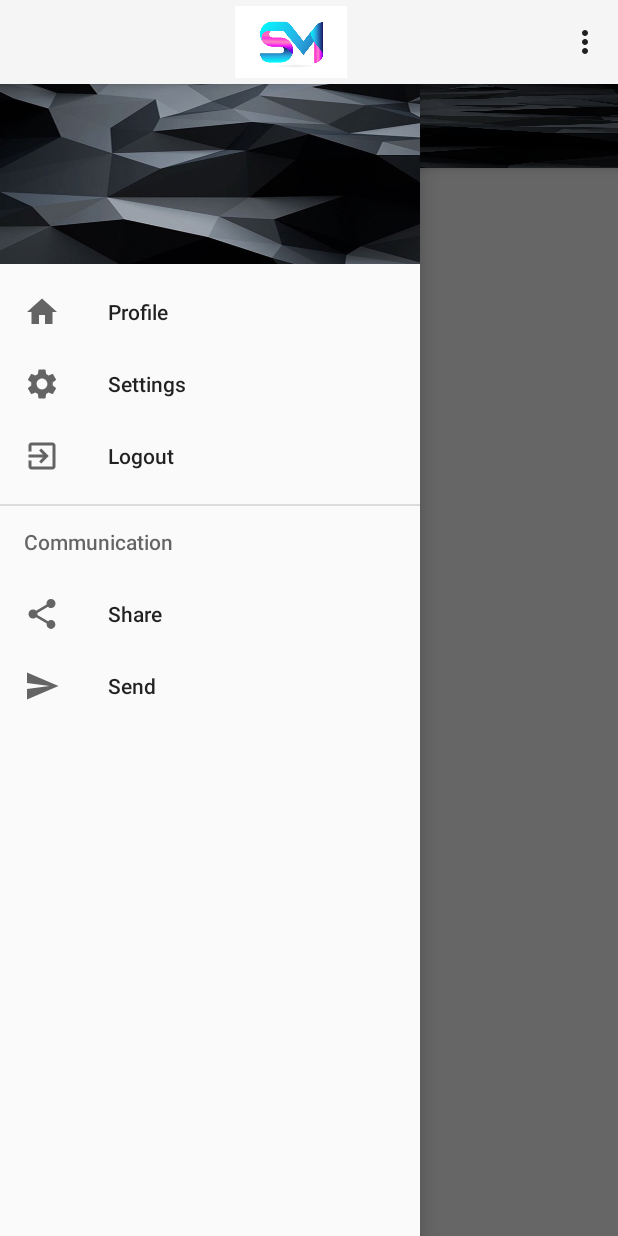
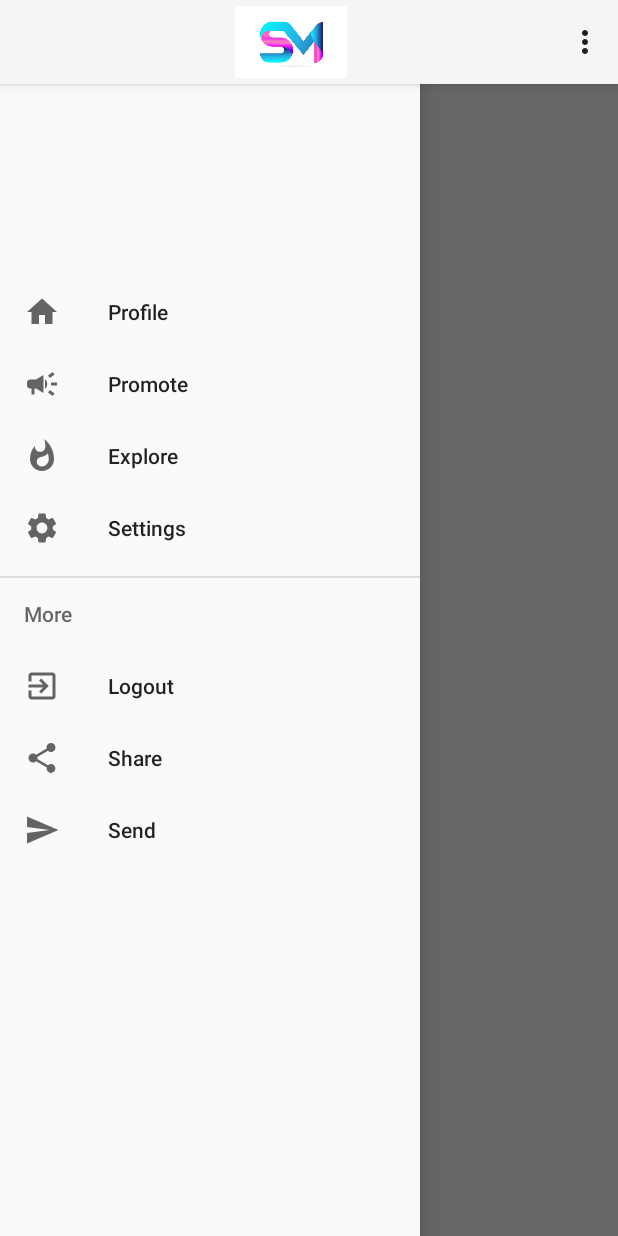
Before and after one commit to DariusRobertson/Network, an Android app: the MainActivity screen opened directly, with no data from a screen before it, with the side drawer open, on a phone screen of 412 x 824 dp. Run offline under Robolectric (Android 15) with nearby library versions, the phone set to English and light mode, and no system bars.

Commit message:
Added more items to navigation drawer and moved some around that make sense. Next work on functionality of those buttons

```diff
--- /dev/null
+++ b/app/src/main/res/drawable/ic_explore.xml
@@ -0,0 +1,10 @@
+<vector xmlns:android="http://schemas.android.com/apk/res/android"
+    android:width="24dp"
+    android:height="24dp"
+    android:viewportWidth="24"
+    android:viewportHeight="24"
+    android:tint="?attr/colorControlNormal">
+  <path
+      android:fillColor="@android:color/white"
+      android:pathData="M13.5,0.67s0.74,2.65 0.74,4.8c0,2.06 -1.35,3.73 -3.41,3.73 -2.07,0 -3.63,-1.67 -3.63,-3.73l0.03,-0.36C5.21,7.51 4,10.62 4,14c0,4.42 3.58,8 8,8s8,-3.58 8,-8C20,8.61 17.41,3.8 13.5,0.67zM11.71,19c-1.78,0 -3.22,-1.4 -3.22,-3.14 0,-1.62 1.05,-2.76 2.81,-3.12 1.77,-0.36 3.6,-1.21 4.62,-2.58 0.39,1.29 0.59,2.65 0.59,4.04 0,2.65 -2.15,4.8 -4.8,4.8z"/>
+</vector>
--- /dev/null
+++ b/app/src/main/res/drawable/ic_promotion.xml
@@ -0,0 +1,10 @@
+<vector xmlns:android="http://schemas.android.com/apk/res/android"
+    android:width="24dp"
+    android:height="24dp"
+    android:viewportWidth="24"
+    android:viewportHeight="24"
+    android:tint="?attr/colorControlNormal">
+  <path
+      android:fillColor="@android:color/white"
+      android:pathData="M18,11v2h4v-2h-4zM16,17.61c0.96,0.71 2.21,1.65 3.2,2.39 0.4,-0.53 0.8,-1.07 1.2,-1.6 -0.99,-0.74 -2.24,-1.68 -3.2,-2.4 -0.4,0.54 -0.8,1.08 -1.2,1.61zM20.4,5.6c-0.4,-0.53 -0.8,-1.07 -1.2,-1.6 -0.99,0.74 -2.24,1.68 -3.2,2.4 0.4,0.53 0.8,1.07 1.2,1.6 0.96,-0.72 2.21,-1.65 3.2,-2.4zM4,9c-1.1,0 -2,0.9 -2,2v2c0,1.1 0.9,2 2,2h1v4h2v-4h1l5,3L13,6L8,9L4,9zM15.5,12c0,-1.33 -0.58,-2.53 -1.5,-3.35v6.69c0.92,-0.81 1.5,-2.01 1.5,-3.34z"/>
+</vector>
--- a/app/src/main/res/layout/activity_main.xml
+++ b/app/src/main/res/layout/activity_main.xml
@@ -22,7 +22,6 @@
             android:id="@+id/toolbar"
             android:layout_width="match_parent"
             android:layout_height="?attr/actionBarSize"
-            android:background="@drawable/graybackground"
             android:elevation="4dp"
             android:theme="@style/ThemeOverlay.AppCompat.ActionBar"
             app:popupTheme="@style/Theme.AppCompat.Light" />
--- a/app/src/main/res/layout/nav_header.xml
+++ b/app/src/main/res/layout/nav_header.xml
@@ -3,7 +3,6 @@
     android:orientation="vertical"
     android:layout_width="match_parent"
     android:layout_height="176dp"
-    android:background="@drawable/graybackground"
     android:layout_gravity="bottom"
     android:padding="16dp"
     android:theme="@style/ThemeOverlay.AppCompat.Dark">
--- a/app/src/main/res/menu/main.xml
+++ b/app/src/main/res/menu/main.xml
@@ -12,17 +12,28 @@
             android:title="Profile"/>
 
         <item
+            android:icon="@drawable/ic_promotion"
+            android:id="@+id/promotion"
+            android:title="Promote"/>
+
+        <item
+            android:icon="@drawable/ic_explore"
+            android:id="@+id/explore"
+            android:title="Explore"/>
+
+        <item
             android:icon="@drawable/ic_baseline_settings_24"
             android:id="@+id/settings"
             android:title="Settings"/>
-        <item
-            android:icon="@drawable/ic_logout"
-            android:id="@+id/logout"
-            android:title="Logout"/>
+
     </group>
-    <item android:title="Communication">
+    <item android:title="More">
 
         <menu>
+            <item
+                android:icon="@drawable/ic_logout"
+                android:id="@+id/logout"
+                android:title="Logout"/>
             <item android:id="@+id/share"
                 android:icon="@drawable/ic_baseline_share_24"
                 android:title="Share"/>
```
